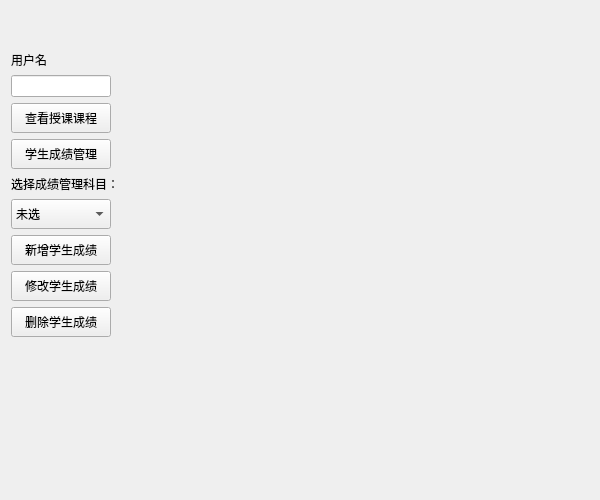
Before: the Qt Designer form untitled1/teaui.ui in 2018876441/C-_project, drawn with Qt 5.
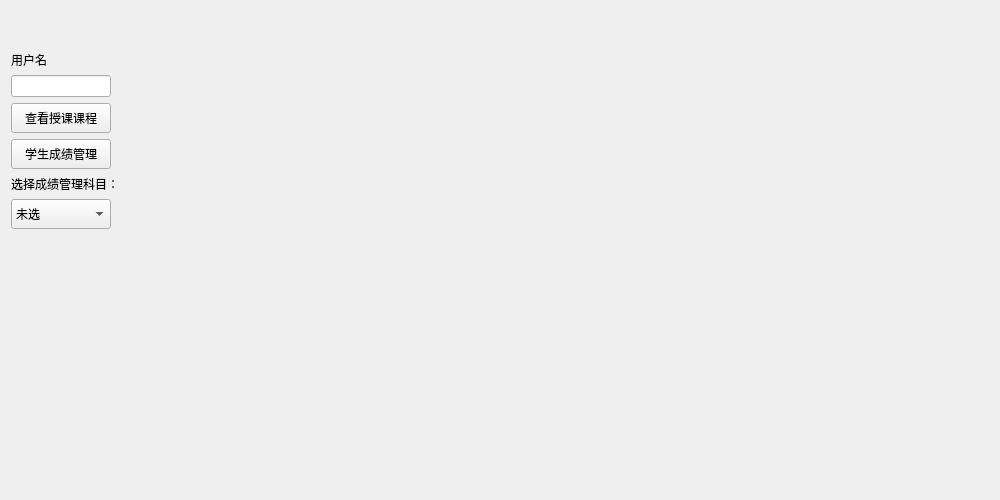
After: the same form once the commit is applied.

Commit message: 完善了一下界面，修改了查询语句

Diff of the .ui file:
```diff
--- a/untitled1/teaui.ui
+++ b/untitled1/teaui.ui
@@ -6,19 +6,19 @@
    <rect>
     <x>0</x>
     <y>0</y>
-    <width>600</width>
+    <width>1000</width>
     <height>500</height>
    </rect>
   </property>
   <property name="minimumSize">
    <size>
-    <width>600</width>
+    <width>1000</width>
     <height>500</height>
    </size>
   </property>
   <property name="maximumSize">
    <size>
-    <width>600</width>
+    <width>1018</width>
     <height>500</height>
    </size>
   </property>
@@ -136,63 +136,6 @@
        </item>
       </widget>
      </item>
-     <item>
-      <widget class="QPushButton" name="addBtn">
-       <property name="minimumSize">
-        <size>
-         <width>100</width>
-         <height>30</height>
-        </size>
-       </property>
-       <property name="maximumSize">
-        <size>
-         <width>100</width>
-         <height>30</height>
-        </size>
-       </property>
-       <property name="text">
-        <string>新增学生成绩</string>
-       </property>
-      </widget>
-     </item>
-     <item>
-      <widget class="QPushButton" name="modfiyBtn">
-       <property name="minimumSize">
-        <size>
-         <width>0</width>
-         <height>30</height>
-        </size>
-       </property>
-       <property name="maximumSize">
-        <size>
-         <width>100</width>
-         <height>16777215</height>
-        </size>
-       </property>
-       <property name="text">
-        <string>修改学生成绩</string>
-       </property>
-      </widget>
-     </item>
-     <item>
-      <widget class="QPushButton" name="deleteBtn">
-       <property name="minimumSize">
-        <size>
-         <width>0</width>
-         <height>30</height>
-        </size>
-       </property>
-       <property name="maximumSize">
-        <size>
-         <width>100</width>
-         <height>16777215</height>
-        </size>
-       </property>
-       <property name="text">
-        <string>删除学生成绩</string>
-       </property>
-      </widget>
-     </item>
      <item>
       <spacer name="verticalSpacer">
        <property name="orientation">
@@ -212,7 +155,7 @@
     <widget class="QStackedWidget" name="sw">
      <property name="minimumSize">
       <size>
-       <width>450</width>
+       <width>900</width>
        <height>480</height>
       </size>
      </property>
```
The commit also changes 18 other files.
